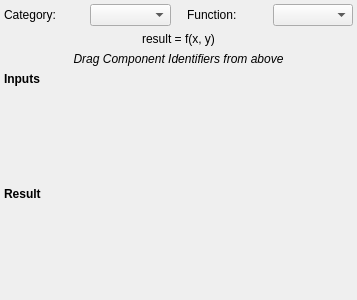
Qt form glue/dialogs/link_editor/qt/link_equation.ui (glue-viz/glue) before a commit.
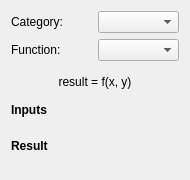
The same form after that commit.

What changed in the file:
```diff
--- a/glue/dialogs/link_editor/qt/link_equation.ui
+++ b/glue/dialogs/link_editor/qt/link_equation.ui
@@ -6,35 +6,30 @@
    <rect>
     <x>0</x>
     <y>0</y>
-    <width>357</width>
-    <height>300</height>
+    <width>190</width>
+    <height>180</height>
    </rect>
   </property>
   <property name="minimumSize">
    <size>
     <width>0</width>
-    <height>300</height>
+    <height>0</height>
    </size>
   </property>
   <property name="windowTitle">
    <string>Form</string>
   </property>
-  <layout class="QHBoxLayout" name="horizontalLayout_4">
-   <property name="margin">
-    <number>4</number>
-   </property>
+  <layout class="QVBoxLayout" name="verticalLayout_2">
    <item>
-    <layout class="QVBoxLayout" name="verticalLayout" stretch="0,0,0,8,8">
-     <item>
-      <layout class="QHBoxLayout" name="horizontalLayout_6">
-       <item>
+    <layout class="QGridLayout" name="gridLayout">
+     <item row="0" column="0">
         <widget class="QLabel" name="label">
          <property name="text">
           <string>Category:</string>
          </property>
         </widget>
        </item>
-       <item>
+     <item row="0" column="1">
         <widget class="QComboBox" name="category">
          <property name="sizeAdjustPolicy">
           <enum>QComboBox::AdjustToMinimumContentsLength</enum>
@@ -44,30 +39,14 @@
          </property>
         </widget>
        </item>
-       <item>
-        <spacer name="horizontalSpacer_2">
-         <property name="orientation">
-          <enum>Qt::Horizontal</enum>
-         </property>
-         <property name="sizeType">
-          <enum>QSizePolicy::Fixed</enum>
-         </property>
-         <property name="sizeHint" stdset="0">
-          <size>
-           <width>10</width>
-           <height>10</height>
-          </size>
-         </property>
-        </spacer>
-       </item>
-       <item>
+     <item row="1" column="0">
         <widget class="QLabel" name="label_2">
          <property name="text">
           <string>Function:</string>
          </property>
         </widget>
        </item>
-       <item>
+     <item row="1" column="1">
         <widget class="QComboBox" name="function">
          <property name="sizePolicy">
           <sizepolicy hsizetype="Preferred" vsizetype="Fixed">
@@ -99,25 +78,7 @@
       </widget>
      </item>
      <item>
-      <widget class="QLabel" name="help_txt">
-       <property name="font">
-        <font>
-         <italic>true</italic>
-        </font>
-       </property>
-       <property name="text">
-        <string>Drag Component Identifiers from above</string>
-       </property>
-       <property name="alignment">
-        <set>Qt::AlignCenter</set>
-       </property>
-       <property name="margin">
-        <number>0</number>
-       </property>
-      </widget>
-     </item>
-     <item>
-      <layout class="QHBoxLayout" name="horizontalLayout">
+    <layout class="QVBoxLayout" name="verticalLayout">
        <item>
         <widget class="QLabel" name="input_label">
          <property name="font">
@@ -135,25 +96,12 @@
         </widget>
        </item>
        <item>
-        <widget class="QWidget" name="input_canvas" native="true">
-         <property name="sizePolicy">
-          <sizepolicy hsizetype="Preferred" vsizetype="Preferred">
-           <horstretch>0</horstretch>
-           <verstretch>0</verstretch>
-          </sizepolicy>
-         </property>
-         <property name="minimumSize">
-          <size>
-           <width>0</width>
-           <height>0</height>
-          </size>
-         </property>
-        </widget>
+      <layout class="QVBoxLayout" name="inputs_layout"/>
        </item>
       </layout>
      </item>
      <item>
-      <layout class="QHBoxLayout" name="horizontalLayout_2">
+    <layout class="QVBoxLayout" name="verticalLayout2">
        <item>
         <widget class="QLabel" name="output_label">
          <property name="font">
@@ -171,22 +119,7 @@
         </widget>
        </item>
        <item>
-        <widget class="QWidget" name="output_canvas" native="true">
-         <property name="sizePolicy">
-          <sizepolicy hsizetype="Preferred" vsizetype="Preferred">
-           <horstretch>0</horstretch>
-           <verstretch>0</verstretch>
-          </sizepolicy>
-         </property>
-         <property name="minimumSize">
-          <size>
-           <width>0</width>
-           <height>0</height>
-          </size>
-         </property>
-        </widget>
-       </item>
-      </layout>
+      <layout class="QVBoxLayout" name="outputs_layout"/>
      </item>
     </layout>
    </item>
```
Lines whose indentation alone changed are shown as unchanged.
